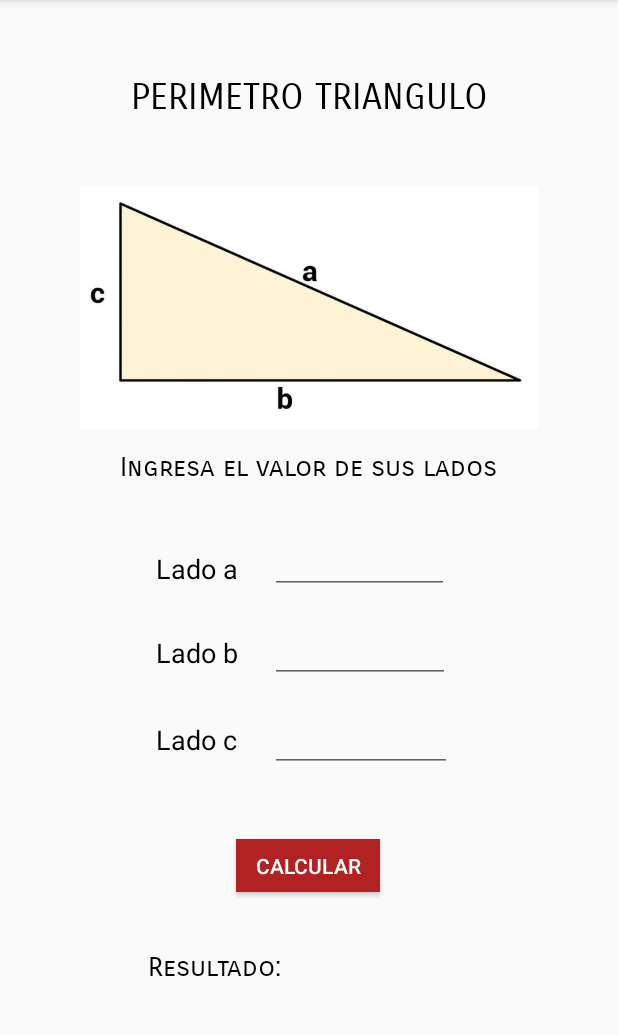
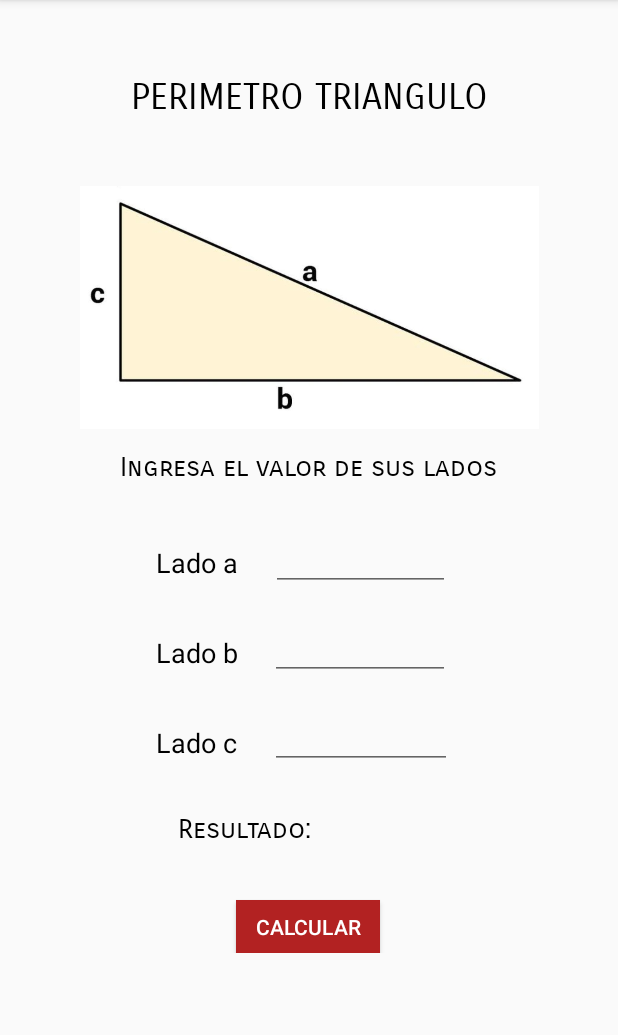
Before and after one commit to edwincubillos24/Practica4Equipo2, an Android app: the screen it shows after launch (MainActivity), after a tap on "PERIMETRO TRIANGULO", on a phone screen of 412 x 824 dp, the part 84-1119 px from its top. Run offline under Robolectric (Android 15) with nearby library versions, the phone set to English and light mode, and no system bars; Roboto replaces fonts that are not available here.

Commit message:
Aplicacion Completada

```diff
--- a/app/src/main/res/layout/content_main.xml
+++ b/app/src/main/res/layout/content_main.xml
@@ -1,6 +1,7 @@
 <?xml version="1.0" encoding="utf-8"?>
 <androidx.constraintlayout.widget.ConstraintLayout xmlns:android="http://schemas.android.com/apk/res/android"
     xmlns:app="http://schemas.android.com/apk/res-auto"
+    xmlns:tools="http://schemas.android.com/tools"
     android:layout_width="match_parent"
     android:layout_height="match_parent"
     app:layout_behavior="@string/appbar_scrolling_view_behavior">
@@ -15,5 +16,6 @@
         app:layout_constraintLeft_toLeftOf="parent"
         app:layout_constraintRight_toRightOf="parent"
         app:layout_constraintTop_toTopOf="parent"
-        app:navGraph="@navigation/nav_graph" />
+        app:navGraph="@navigation/nav_graph"
+        tools:ignore="FragmentTagUsage" />
 </androidx.constraintlayout.widget.ConstraintLayout>
--- a/app/src/main/res/layout/fragment_navegation.xml
+++ b/app/src/main/res/layout/fragment_navegation.xml
@@ -37,6 +37,7 @@
                 android:layout_width="70dp"
                 android:layout_height="111dp"
                 android:layout_weight="1"
+                android:contentDescription="@string/demostrativo"
                 android:src="@drawable/circulo_interfaz" />
 
             <LinearLayout
@@ -78,6 +79,7 @@
                 android:layout_width="70dp"
                 android:layout_height="111dp"
                 android:layout_weight="1"
+                android:contentDescription="@string/demostrativo"
                 android:src="@drawable/triangulo_interfaz" />
 
             <LinearLayout
@@ -117,6 +119,7 @@
                 android:layout_width="70dp"
                 android:layout_height="111dp"
                 android:layout_weight="1"
+                android:contentDescription="@string/demostrativo"
                 android:src="@drawable/cuadrado_interfaz" />
 
             <LinearLayout
@@ -157,6 +160,7 @@
                 android:layout_width="138dp"
                 android:layout_height="111dp"
                 android:layout_weight="1"
+                android:contentDescription="@string/demostrativo"
                 android:src="@drawable/hexagono_interfaz" />
 
             <LinearLayout
--- a/app/src/main/res/layout/fragment_perimetro__triangle.xml
+++ b/app/src/main/res/layout/fragment_perimetro__triangle.xml
@@ -1,9 +1,14 @@
 <?xml version="1.0" encoding="utf-8"?>
-<androidx.constraintlayout.widget.ConstraintLayout xmlns:android="http://schemas.android.com/apk/res/android"
+
+<ScrollView xmlns:android="http://schemas.android.com/apk/res/android"
     xmlns:app="http://schemas.android.com/apk/res-auto"
     xmlns:tools="http://schemas.android.com/tools"
     android:layout_width="match_parent"
-    android:layout_height="match_parent"
+    android:layout_height="match_parent">
+
+    <androidx.constraintlayout.widget.ConstraintLayout
+        android:layout_width="match_parent"
+        android:layout_height="wrap_content"
         android:background="?android:attr/colorBackground"
         tools:context=".Perimetro_TriangleFragment">
 
@@ -47,12 +52,12 @@
             android:id="@+id/tv_aptriangle"
             android:layout_width="57dp"
             android:layout_height="28dp"
-        android:layout_marginStart="104dp"
-        android:layout_marginLeft="104dp"
-        android:layout_marginTop="44dp"
+            android:layout_marginTop="40dp"
             android:text="@string/ladoaptriangle"
             android:textColor="@android:color/background_dark"
             android:textSize="18sp"
+            app:layout_constraintEnd_toEndOf="parent"
+            app:layout_constraintHorizontal_bias="0.293"
             app:layout_constraintStart_toStartOf="parent"
             app:layout_constraintTop_toBottomOf="@+id/tv_intptriangle" />
 
@@ -60,25 +65,26 @@
             android:id="@+id/etn_ladoa"
             android:layout_width="119dp"
             android:layout_height="43dp"
-        android:layout_marginTop="30dp"
+            android:layout_marginTop="28dp"
             android:ems="10"
             android:importantForAutofill="no"
             android:inputType="numberDecimal"
             app:layout_constraintEnd_toEndOf="parent"
-        app:layout_constraintHorizontal_bias="0.141"
+            app:layout_constraintHorizontal_bias="0.145"
             app:layout_constraintStart_toEndOf="@+id/tv_aptriangle"
-        app:layout_constraintTop_toBottomOf="@+id/tv_intptriangle" />
+            app:layout_constraintTop_toBottomOf="@+id/tv_intptriangle"
+            tools:ignore="LabelFor" />
 
         <TextView
             android:id="@+id/tv_bptriangle"
             android:layout_width="57dp"
             android:layout_height="28dp"
-        android:layout_marginStart="104dp"
-        android:layout_marginLeft="104dp"
-        android:layout_marginTop="28dp"
+            android:layout_marginTop="32dp"
             android:text="@string/ladobptriangle"
             android:textColor="@android:color/background_dark"
             android:textSize="18sp"
+            app:layout_constraintEnd_toEndOf="parent"
+            app:layout_constraintHorizontal_bias="0.293"
             app:layout_constraintStart_toStartOf="parent"
             app:layout_constraintTop_toBottomOf="@+id/tv_aptriangle" />
 
@@ -88,22 +94,24 @@
             android:layout_height="39dp"
             android:layout_marginTop="20dp"
             android:ems="10"
+            android:importantForAutofill="no"
             android:inputType="numberDecimal"
             app:layout_constraintEnd_toEndOf="parent"
             app:layout_constraintHorizontal_bias="0.145"
             app:layout_constraintStart_toEndOf="@+id/tv_bptriangle"
-        app:layout_constraintTop_toBottomOf="@+id/etn_ladoa" />
+            app:layout_constraintTop_toBottomOf="@+id/etn_ladoa"
+            tools:ignore="LabelFor" />
 
         <TextView
             android:id="@+id/tv_bptriangle2"
             android:layout_width="57dp"
             android:layout_height="28dp"
-        android:layout_marginStart="104dp"
-        android:layout_marginLeft="104dp"
-        android:layout_marginTop="30dp"
+            android:layout_marginTop="32dp"
             android:text="@string/ladocptriangle"
             android:textColor="@android:color/background_dark"
             android:textSize="18sp"
+            app:layout_constraintEnd_toEndOf="parent"
+            app:layout_constraintHorizontal_bias="0.293"
             app:layout_constraintStart_toStartOf="parent"
             app:layout_constraintTop_toBottomOf="@+id/tv_bptriangle" />
 
@@ -113,52 +121,57 @@
             android:layout_height="39dp"
             android:layout_marginTop="20dp"
             android:ems="10"
+            android:importantForAutofill="no"
             android:inputType="numberDecimal"
             app:layout_constraintEnd_toEndOf="parent"
             app:layout_constraintHorizontal_bias="0.145"
             app:layout_constraintStart_toEndOf="@+id/tv_bptriangle2"
-        app:layout_constraintTop_toBottomOf="@+id/etn_ladob" />
+            app:layout_constraintTop_toBottomOf="@+id/etn_ladob"
+            tools:ignore="LabelFor" />
 
         <Button
             android:id="@+id/bt_ptriangle"
             android:layout_width="96dp"
             android:layout_height="35dp"
-        android:layout_marginTop="325dp"
+            android:layout_marginTop="600dp"
             android:background="@color/firebrick"
             android:text="@string/calcularptriangle"
             android:textColor="@color/white"
-        app:layout_constraintBottom_toBottomOf="parent"
             app:layout_constraintEnd_toEndOf="parent"
             app:layout_constraintHorizontal_bias="0.498"
             app:layout_constraintStart_toStartOf="parent"
-        app:layout_constraintTop_toTopOf="parent"
-        app:layout_constraintVertical_bias="0.575" />
+            app:layout_constraintTop_toTopOf="parent" />
 
         <TextView
             android:id="@+id/tv_indicptriangle"
             android:layout_width="wrap_content"
             android:layout_height="wrap_content"
-        android:layout_marginEnd="80dp"
-        android:layout_marginRight="80dp"
-        android:layout_marginBottom="112dp"
+            android:layout_marginEnd="32dp"
+            android:layout_marginRight="32dp"
+            android:layout_marginBottom="36dp"
             android:fontFamily="sans-serif-smallcaps"
             android:text="@string/text_resultptriangle"
             android:textColor="@android:color/background_dark"
             android:textSize="18sp"
-        app:layout_constraintBottom_toBottomOf="parent"
-        app:layout_constraintEnd_toStartOf="@+id/tv_resultadoptriangle" />
+            app:layout_constraintBottom_toTopOf="@+id/bt_ptriangle"
+            app:layout_constraintEnd_toStartOf="@+id/tv_resultadoptriangle"
+            app:layout_constraintHorizontal_bias="1.0"
+            app:layout_constraintStart_toStartOf="parent" />
 
         <TextView
             android:id="@+id/tv_resultadoptriangle"
             android:layout_width="wrap_content"
             android:layout_height="wrap_content"
-        android:layout_marginEnd="144dp"
-        android:layout_marginRight="144dp"
-        android:layout_marginBottom="112dp"
+            android:layout_marginEnd="172dp"
+            android:layout_marginRight="172dp"
+            android:layout_marginBottom="20dp"
             android:fontFamily="sans-serif-smallcaps"
             android:text="@string/resultadoptriangle"
             android:textColor="@android:color/holo_red_dark"
-        android:textSize="18sp"
-        app:layout_constraintBottom_toBottomOf="parent"
-        app:layout_constraintEnd_toEndOf="parent" />
+            android:textSize="36sp"
+            app:layout_constraintBottom_toTopOf="@+id/bt_ptriangle"
+            app:layout_constraintEnd_toEndOf="parent"
+            app:layout_constraintTop_toTopOf="parent"
+            app:layout_constraintVertical_bias="1.0" />
     </androidx.constraintlayout.widget.ConstraintLayout>
+</ScrollView>
--- a/app/src/main/res/values/strings.xml
+++ b/app/src/main/res/values/strings.xml
@@ -62,5 +62,11 @@
     <string name="Titulo_2">Ingrese el valor del lado</string>
     <string name="Titulo_3">Calcular</string>
     <string name="Resultado">Resultado</string>
+    <string name="demostrativo">TODO</string>
+    <string name="ingrese_el_valor_del_lado">Ingrese el valor del lado</string>
+    <string name="resultado_ah">Resultado</string>
+    <string name="area_del_cuadrado">Area del Cuadrado</string>
+    <string name="lado">Lado</string>
+    <string name="resultado_ac">Resultado</string>
 
 </resources>
```
Also changed, not shown: app/src/main/res/layout/fragment_area_circulo.xml (+4 -3 lines), app/src/main/res/layout/fragment_cuadrado.xml (+15 -8 lines), app/src/main/res/layout/fragment_hegaxono.xml (+14 -5 lines), app/src/main/res/layout/fragment_perimetro__circulo.xml (+13 -4 lines), app/src/main/res/layout/fragment_perimetro_cuadro.xml (+10 -2 lines), app/src/main/res/layout/fragment_perimetro_hexagono.xml (+10 -2 lines). Lines whose indentation alone changed are shown as unchanged.
